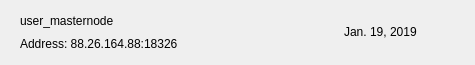
The window that src/qt/eros/forms/mnrow.ui (ErosCore/ErosCore) describes before a commit, drawn with Qt 5.
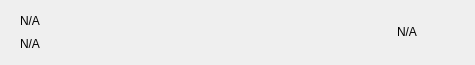
The same window after the commit. Icons and pictures are not drawn.

```diff
--- a/src/qt/eros/forms/mnrow.ui
+++ b/src/qt/eros/forms/mnrow.ui
@@ -80,14 +80,14 @@
          <item>
           <widget class="QLabel" name="labelName">
            <property name="text">
-            <string>user_masternode</string>
+            <string notr="true">N/A</string>
            </property>
           </widget>
          </item>
          <item>
           <widget class="QLabel" name="labelAddress">
            <property name="text">
-            <string>Address: 88.26.164.88:18326</string>
+            <string notr="true">N/A</string>
            </property>
           </widget>
          </item>
@@ -110,7 +110,7 @@
       <item>
        <widget class="QLabel" name="labelDate">
         <property name="text">
-         <string>Jan. 19, 2019</string>
+         <string notr="true">N/A</string>
         </property>
        </widget>
       </item>
```
